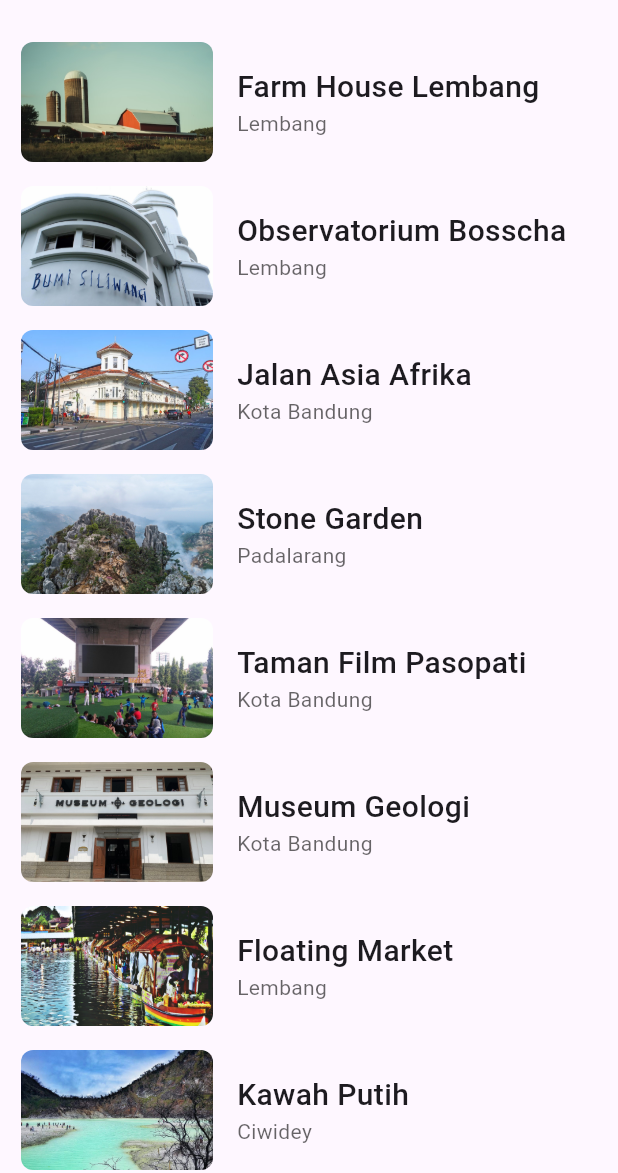
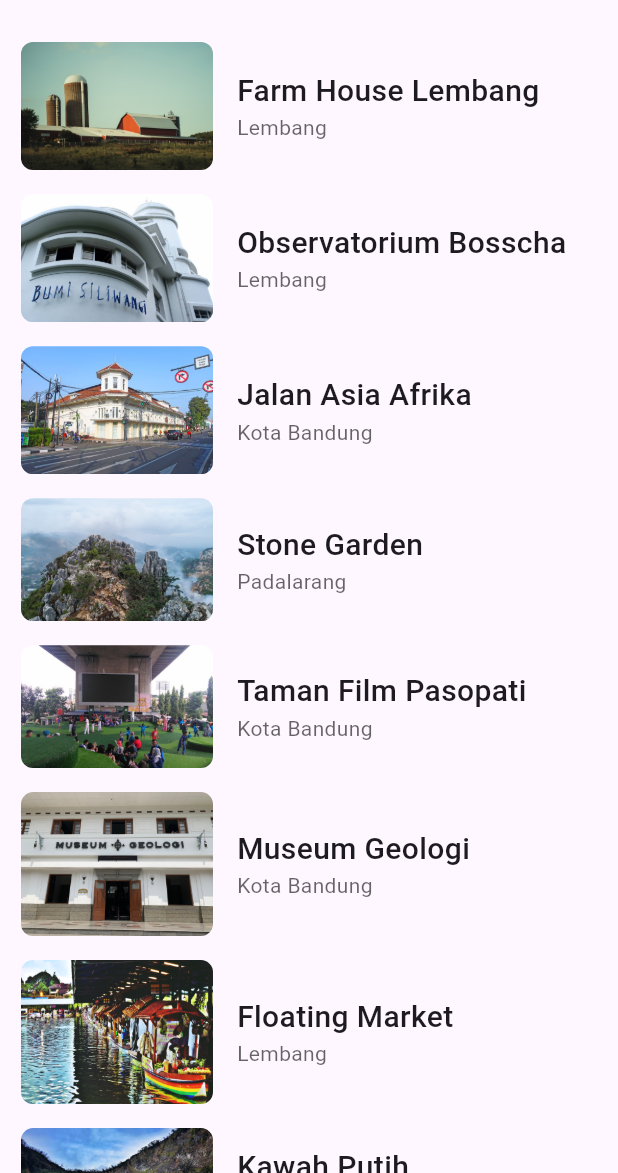
Before and after one commit to attaryu/hello_flutter, a Flutter app: the screen it shows after launch, on a phone screen of 412 x 824 dp, the part 63-1236 px from its top. Run offline on Flutter 3.47's test engine with Material 3 defaults, Android fonts, the phone set to English and light mode, and no system bars; our stand-ins replace google_fonts; Roboto replaces fonts that are missing (Oxygen, Staatliches).

Commit message:
feat: create list and grid layouts based on screen width on list pages

```diff
--- a/lib/main.dart
+++ b/lib/main.dart
@@ -12,7 +12,7 @@ class MyApp extends StatelessWidget {
     return MaterialApp(
       title: 'Wisata Bandung',
       theme: ThemeData(textTheme: GoogleFonts.oxygenTextTheme()),
-      home: const MainScreen(),
+      home: MainScreen(),
       debugShowCheckedModeBanner: false,
     );
   }
--- a/lib/main_screen.dart
+++ b/lib/main_screen.dart
@@ -4,12 +4,12 @@ import 'package:hello_flutter/detail_screen.dart';
 import 'package:hello_flutter/models/tourism_place.dart';
 
 class MainScreen extends StatelessWidget {
-  const MainScreen({super.key});
+  MainScreen({super.key});
+
+  final List<TourismPlace> tourismPlaces = TourismPlace.get();
 
   @override
   Widget build(BuildContext context) {
-    List<TourismPlace> tourismPlaces = TourismPlace.get();
-
     return Scaffold(
       appBar: AppBar(
         title: Text(
@@ -17,24 +17,80 @@ class MainScreen extends StatelessWidget {
           style: GoogleFonts.staatliches(fontWeight: FontWeight.w500),
         ),
       ),
-      body: ListView.separated(
-        padding: EdgeInsets.all(14),
-        itemCount: tourismPlaces.length,
-        separatorBuilder: (context, index) => SizedBox(height: 16),
-        itemBuilder: (context, index) =>
-            _placeCard(context, tourismPlaces[index]),
+      body: LayoutBuilder(
+        builder: (context, constraints) => constraints.maxWidth <= 750
+            ? _tourismPlaceList()
+            : _tourismPlaceGrid(constraints.maxWidth <= 900 ? 4 : 5),
       ),
     );
   }
 
-  InkWell _placeCard(BuildContext context, TourismPlace tourismPlace) {
+  GridView _tourismPlaceGrid(int gridCount) {
+    return GridView.builder(
+      padding: EdgeInsets.all(14),
+      gridDelegate: SliverGridDelegateWithFixedCrossAxisCount(
+        crossAxisCount: gridCount,
+        crossAxisSpacing: 10,
+        mainAxisSpacing: 10,
+      ),
+      itemCount: tourismPlaces.length,
+      itemBuilder: (context, index) {
+        TourismPlace place = tourismPlaces[index];
+
         return InkWell(
-      onTap: () => Navigator.push(
-        context,
-        MaterialPageRoute(
-          builder: (context) => DetailScreen(place: tourismPlace),
+          onTap: () => goTo(context, place),
+          child: Column(
+            crossAxisAlignment: CrossAxisAlignment.stretch,
+            children: [
+              Expanded(
+                child: ClipRRect(
+                  borderRadius: BorderRadius.circular(8),
+                  child: Image.asset(place.imageAsset, fit: BoxFit.cover),
                 ),
               ),
+              Padding(
+                padding: EdgeInsets.symmetric(vertical: 8),
+                child: Column(
+                  crossAxisAlignment: CrossAxisAlignment.start,
+                  children: [
+                    Text(
+                      place.name,
+                      maxLines: 1,
+                      overflow: TextOverflow.ellipsis,
+                      style: GoogleFonts.staatliches(
+                        fontSize: 18,
+                        fontWeight: FontWeight.w500,
+                      ),
+                    ),
+                    Text(
+                      place.location,
+                      maxLines: 1,
+                      style: TextStyle(
+                        fontSize: 14,
+                        color: Colors.black.withValues(alpha: 0.8),
+                      ),
+                      overflow: TextOverflow.ellipsis,
+                    ),
+                  ],
+                ),
+              ),
+            ],
+          ),
+        );
+      },
+    );
+  }
+
+  ListView _tourismPlaceList() {
+    return ListView.separated(
+      padding: EdgeInsets.all(14),
+      itemCount: tourismPlaces.length,
+      separatorBuilder: (context, index) => SizedBox(height: 16),
+      itemBuilder: (context, index) {
+        TourismPlace place = tourismPlaces[index];
+
+        return InkWell(
+          onTap: () => goTo(context, place),
           child: Row(
             crossAxisAlignment: CrossAxisAlignment.center,
             children: [
@@ -43,8 +99,7 @@ class MainScreen extends StatelessWidget {
                 child: ClipRRect(
                   borderRadius: BorderRadius.circular(8),
                   child: Image.asset(
-                tourismPlace.imageAsset,
-                height: 80,
+                    place.imageAsset,
                     width: 120,
                     fit: BoxFit.cover,
                   ),
@@ -53,20 +108,23 @@ class MainScreen extends StatelessWidget {
               Expanded(
                 flex: 2,
                 child: Padding(
-              padding: const EdgeInsets.symmetric(vertical: 8, horizontal: 16),
+                  padding: const EdgeInsets.symmetric(
+                    vertical: 8,
+                    horizontal: 16,
+                  ),
                   child: Column(
                     crossAxisAlignment: CrossAxisAlignment.start,
                     mainAxisSize: MainAxisSize.min,
                     children: [
                       Text(
-                    tourismPlace.name,
+                        place.name,
                         style: GoogleFonts.staatliches(
                           fontSize: 20,
                           fontWeight: FontWeight.w500,
                         ),
                       ),
                       Text(
-                    tourismPlace.location,
+                        place.location,
                         style: TextStyle(
                           fontSize: 14,
                           color: Colors.black.withValues(alpha: 0.6),
@@ -79,5 +137,14 @@ class MainScreen extends StatelessWidget {
             ],
           ),
         );
+      },
+    );
+  }
+
+  void goTo(BuildContext context, TourismPlace place) {
+    Navigator.push(
+      context,
+      MaterialPageRoute(builder: (context) => DetailScreen(place: place)),
+    );
   }
 }
```
Lines whose indentation alone changed are shown as unchanged.
